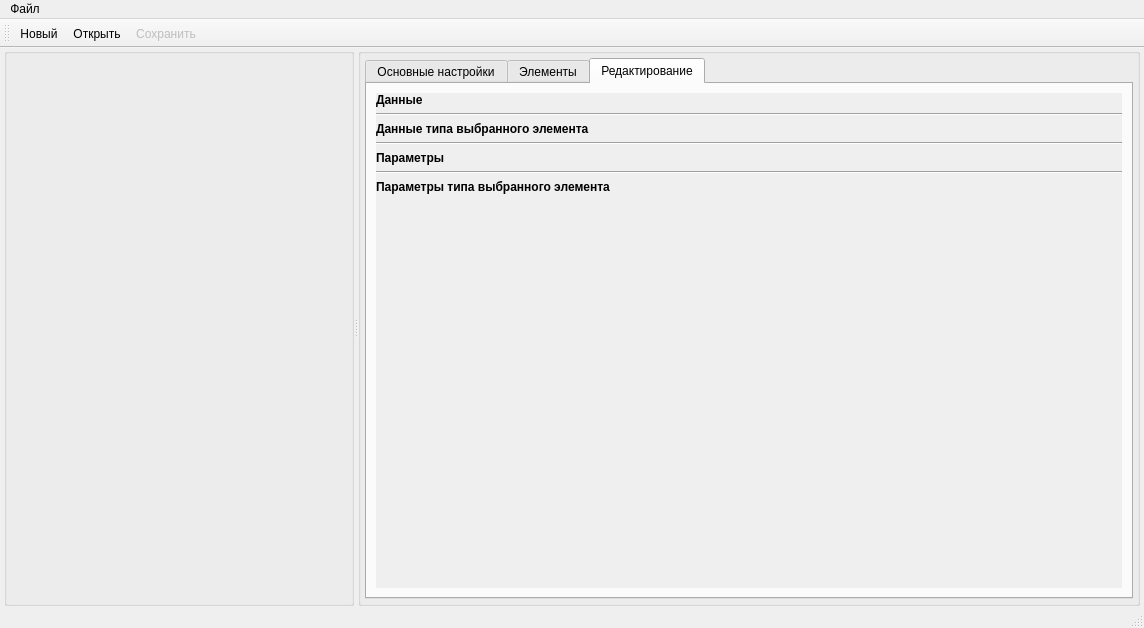
Old version of the form designer/mainwindow.ui in the repository Artemako/net-constructor.
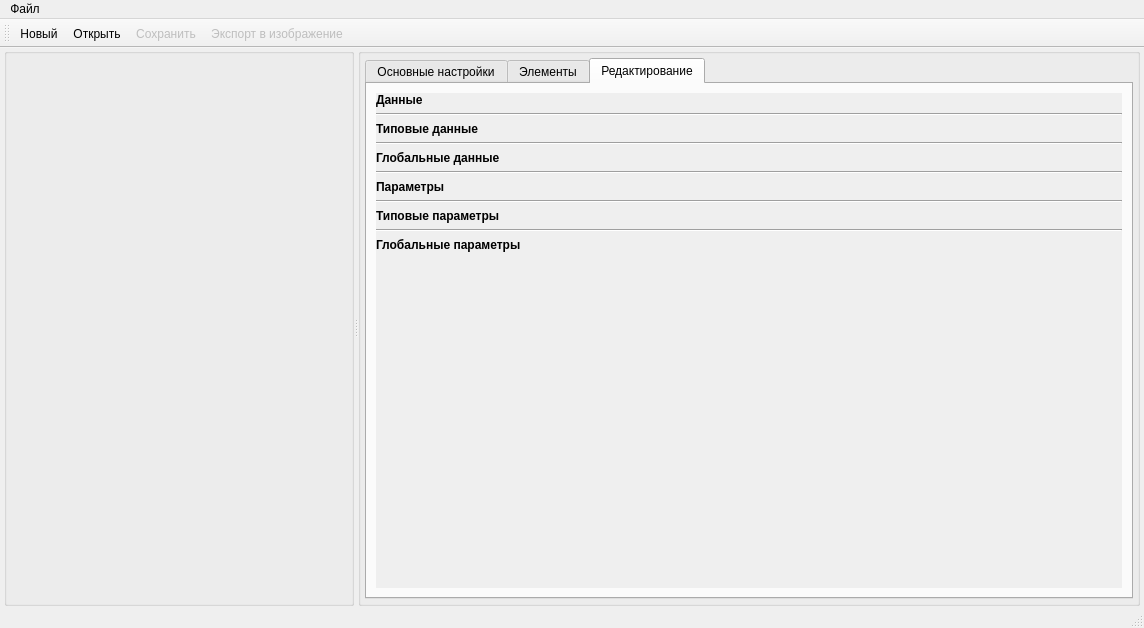
New version of the form. The open tabs and pages were chosen to show the change. Icons and pictures are not drawn. Custom widgets are drawn as their Qt base class.

What changed in the file:
```diff
--- a/designer/mainwindow.ui
+++ b/designer/mainwindow.ui
@@ -392,7 +392,7 @@
                  <height>494</height>
                 </rect>
                </property>
-               <layout class="QVBoxLayout" name="verticalLayout_4" stretch="0,0,0,0,0,0,0,0,0,0,0,1">
+               <layout class="QVBoxLayout" name="verticalLayout_4" stretch="0,0,0,0,0,0,0,0,0,0,0,0,0,0,0,0,0,1">
                 <property name="spacing">
                  <number>6</number>
                 </property>
@@ -432,7 +432,7 @@
                 <item>
                  <widget class="QLabel" name="label_type_object_data">
                   <property name="text">
-                   <string>&lt;html&gt;&lt;head/&gt;&lt;body&gt;&lt;p&gt;&lt;span style=&quot; font-weight:700;&quot;&gt;Данные типа выбранного элемента&lt;/span&gt;&lt;/p&gt;&lt;/body&gt;&lt;/html&gt;</string>
+                   <string>&lt;html&gt;&lt;head/&gt;&lt;body&gt;&lt;p&gt;&lt;span style=&quot; font-weight:700;&quot;&gt;Типовые данные&lt;/span&gt;&lt;/p&gt;&lt;/body&gt;&lt;/html&gt;</string>
                   </property>
                  </widget>
                 </item>
@@ -450,6 +450,27 @@
                   </property>
                  </widget>
                 </item>
+                <item>
+                 <widget class="QLabel" name="label_objects_data">
+                  <property name="text">
+                   <string>&lt;html&gt;&lt;head/&gt;&lt;body&gt;&lt;p&gt;&lt;span style=&quot; font-weight:700;&quot;&gt;Глобальные данные&lt;/span&gt;&lt;/p&gt;&lt;/body&gt;&lt;/html&gt;</string>
+                  </property>
+                 </widget>
+                </item>
+                <item>
+                 <layout class="QFormLayout" name="fl_objects_data">
+                  <property name="rowWrapPolicy">
+                   <enum>QFormLayout::WrapLongRows</enum>
+                  </property>
+                 </layout>
+                </item>
+                <item>
+                 <widget class="Line" name="line_8">
+                  <property name="orientation">
+                   <enum>Qt::Horizontal</enum>
+                  </property>
+                 </widget>
+                </item>
                 <item>
                  <widget class="QLabel" name="label_object_parameters">
                   <property name="text">
@@ -474,7 +495,7 @@
                 <item>
                  <widget class="QLabel" name="label_type_object_parameters">
                   <property name="text">
-                   <string>&lt;html&gt;&lt;head/&gt;&lt;body&gt;&lt;p&gt;&lt;span style=&quot; font-weight:700;&quot;&gt;Параметры типа выбранного элемента&lt;/span&gt;&lt;/p&gt;&lt;/body&gt;&lt;/html&gt;</string>
+                   <string>&lt;html&gt;&lt;head/&gt;&lt;body&gt;&lt;p&gt;&lt;span style=&quot; font-weight:700;&quot;&gt;Типовые параметры&lt;/span&gt;&lt;/p&gt;&lt;/body&gt;&lt;/html&gt;</string>
                   </property>
                  </widget>
                 </item>
@@ -485,6 +506,27 @@
                   </property>
                  </layout>
                 </item>
+                <item>
+                 <widget class="Line" name="line_9">
+                  <property name="orientation">
+                   <enum>Qt::Horizontal</enum>
+                  </property>
+                 </widget>
+                </item>
+                <item>
+                 <widget class="QLabel" name="label_objects_parameters">
+                  <property name="text">
+                   <string>&lt;html&gt;&lt;head/&gt;&lt;body&gt;&lt;p&gt;&lt;span style=&quot; font-weight:700;&quot;&gt;Глобальные параметры&lt;/span&gt;&lt;/p&gt;&lt;/body&gt;&lt;/html&gt;</string>
+                  </property>
+                 </widget>
+                </item>
+                <item>
+                 <layout class="QFormLayout" name="fl_objects_parameters">
+                  <property name="rowWrapPolicy">
+                   <enum>QFormLayout::WrapLongRows</enum>
+                  </property>
+                 </layout>
+                </item>
                 <item>
                  <spacer name="vertical_spacer">
                   <property name="orientation">
@@ -572,6 +614,7 @@
    <addaction name="action_new"/>
    <addaction name="action_open"/>
    <addaction name="action_save"/>
+   <addaction name="action_export_to_image"/>
   </widget>
   <widget class="QStatusBar" name="status_bar">
    <property name="sizeGripEnabled">
```
